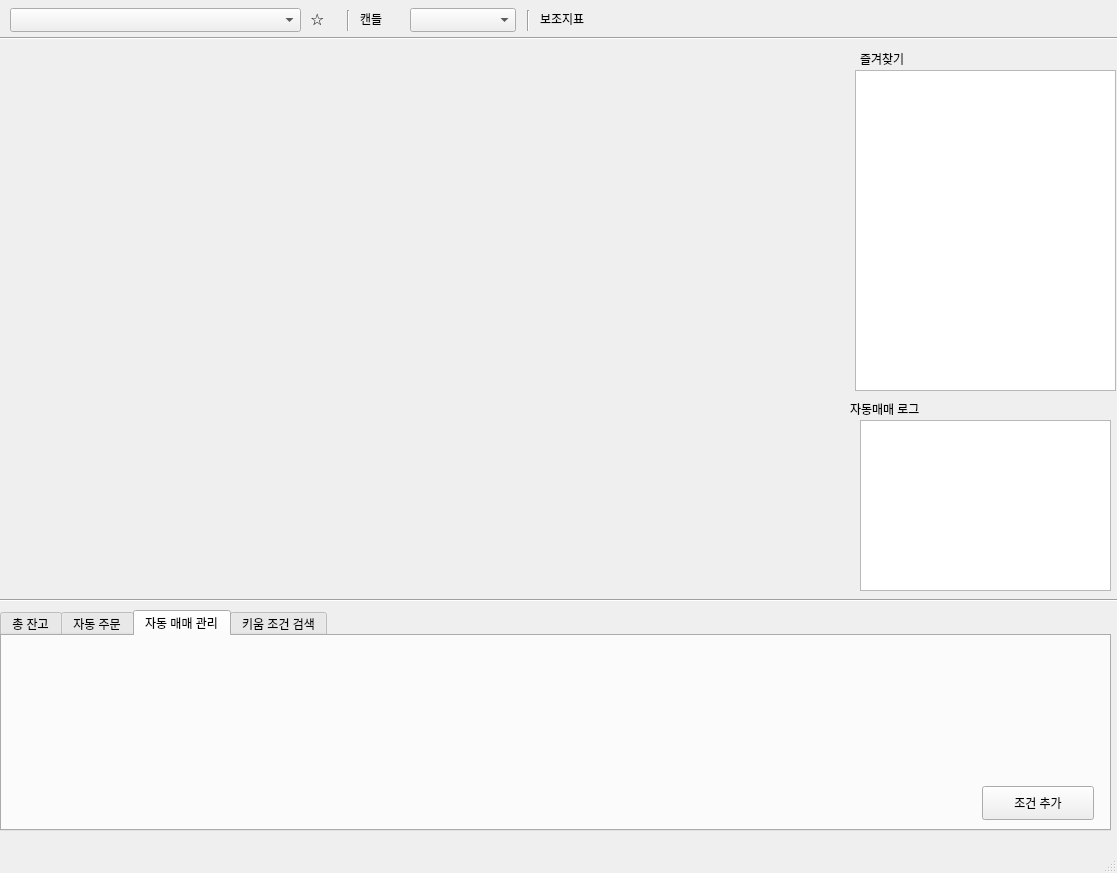
songxuanqing/PAT, file main.ui: the form before one commit.
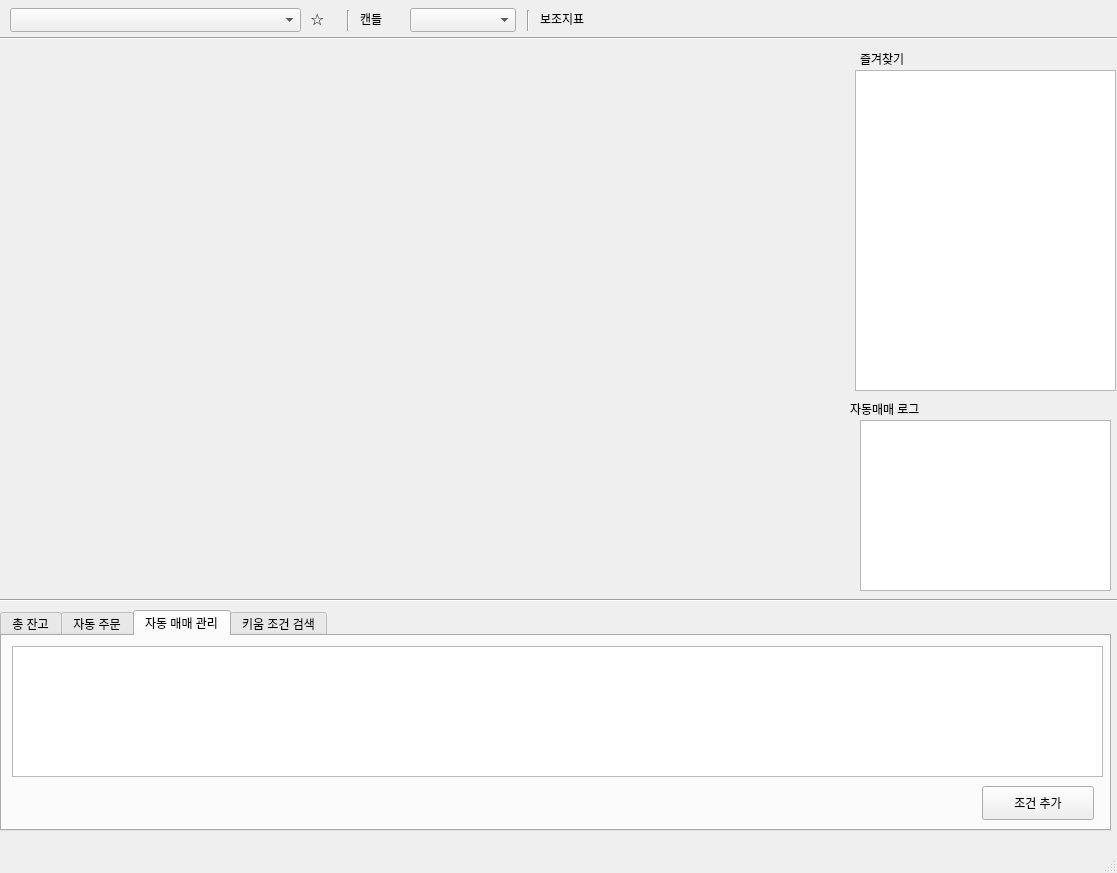
The form after the commit.

Commit message: display conditions

```diff
--- a/main.ui
+++ b/main.ui
@@ -75,7 +75,11 @@
         <height>131</height>
        </rect>
       </property>
-      <layout class="QVBoxLayout" name="bx_tab_manageAutoOrders"/>
+      <layout class="QVBoxLayout" name="bx_tab_manageAutoOrders">
+       <item>
+        <widget class="QTableWidget" name="tbl_manageConditions"/>
+       </item>
+      </layout>
      </widget>
      <widget class="QPushButton" name="bt_addCondition">
       <property name="geometry">
```
The commit also changes 9 other files.
